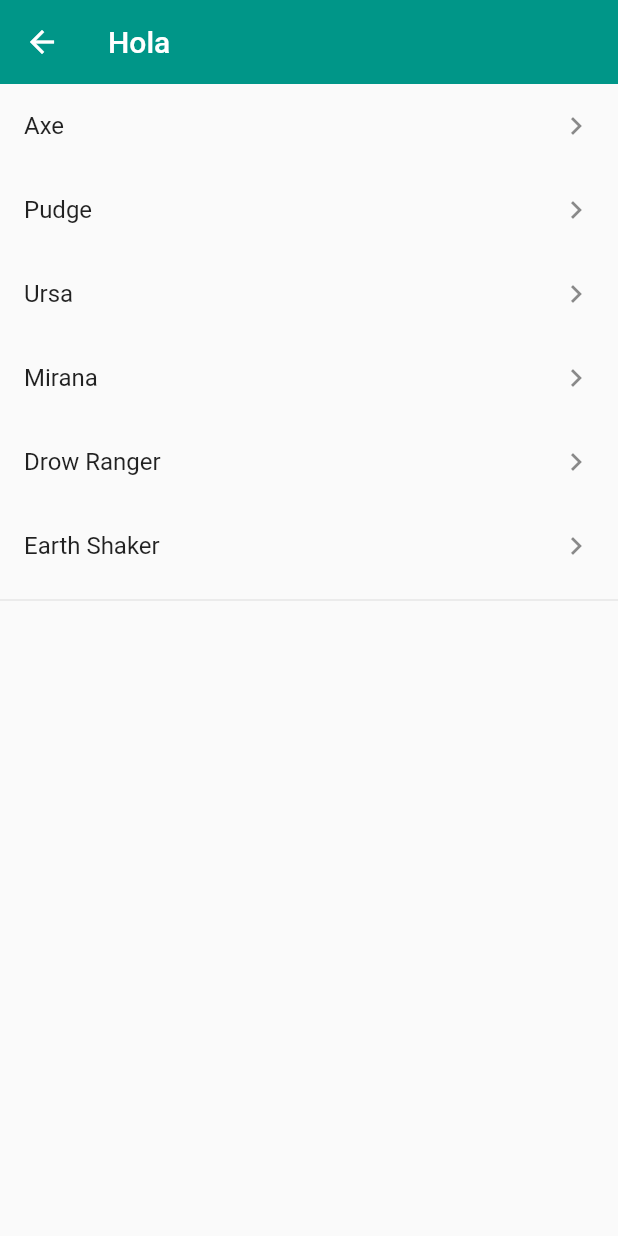
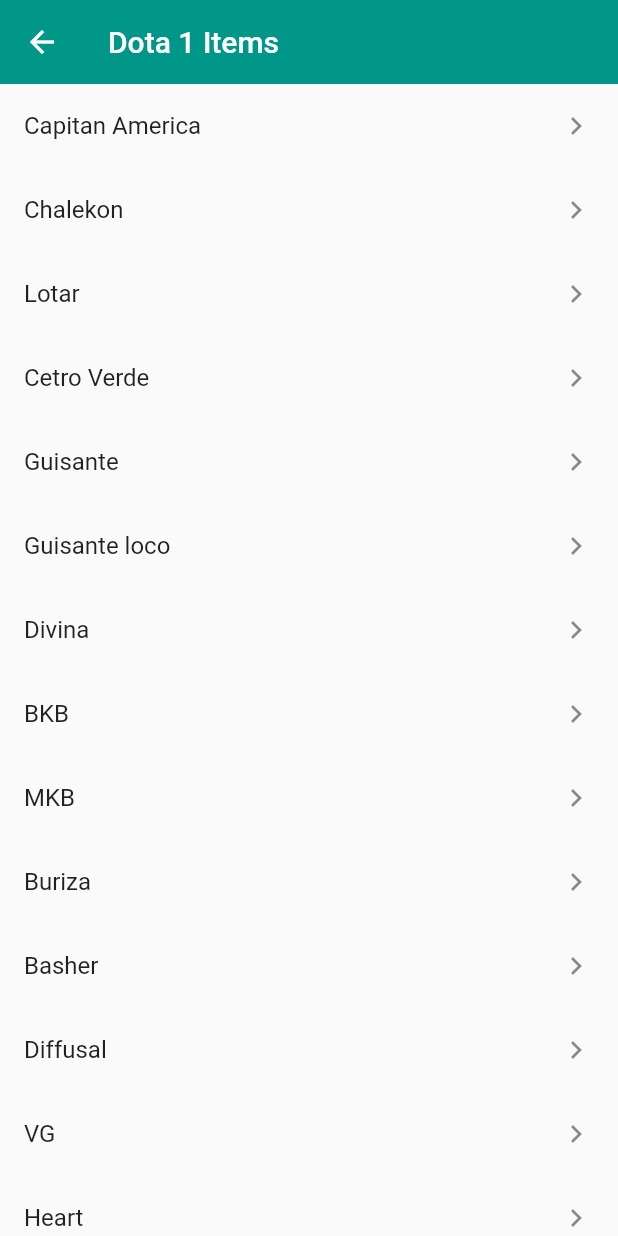
Before and after one commit to bastndev/Flutter-ListView-1, a Flutter app: the ListView1Screen screen opened by its route, on a phone screen of 412 x 824 dp. Run offline on Flutter 3.47's test engine with Material 2 defaults, Android fonts, the phone set to English and light mode, and no system bars.

Commit message:
Image Gif

```diff
--- a/lib/router/app_routers.dart
+++ b/lib/router/app_routers.dart
@@ -20,7 +20,7 @@ class AppRoutes {
         icon: Icons.filter_1),
     MenuOptions(
         route: 'ListView2',
-        name: 'ListView tipe 1',
+        name: 'ListView tipe 2',
         screen: const ListView2Screen(),
         icon: Icons.filter_2),
     MenuOptions(
@@ -38,6 +38,11 @@ class AppRoutes {
         name: 'Circle Avatar',
         screen: const AvatarScreen(),
         icon: Icons.supervised_user_circle_outlined),
+    MenuOptions(
+        route: 'Animated',
+        name: 'Animated Container',
+        screen: const AnimatedScreen(),
+        icon: Icons.play_circle_outline_rounded),
   ];
 
   static Map<String, Widget Function(BuildContext)> getAppRoutes() {
--- a/lib/screens/alert_screen.dart
+++ b/lib/screens/alert_screen.dart
@@ -21,7 +21,7 @@ class AlertScreen extends StatelessWidget {
               Text('This is message is, so bad close App please!'),
               SizedBox(height: 10),
               FlutterLogo(
-                size: 50,
+                size: 90,
               )
             ]),
             /*--- --- --- --- --- Butoons Colors IOS*/
--- a/lib/screens/home_screen.dart
+++ b/lib/screens/home_screen.dart
@@ -1,5 +1,4 @@
 import 'package:flutter/material.dart';
-import 'package:github_flutter_1/models/menu_option.dart';
 
 import 'package:github_flutter_1/router/app_routers.dart';
 import 'package:github_flutter_1/theme/app_theme.dart';
--- a/lib/screens/listview1_screen.dart
+++ b/lib/screens/listview1_screen.dart
@@ -2,7 +2,7 @@ import 'package:flutter/material.dart';
 
 class ListView1Screen extends StatelessWidget {
 
-  final options = const ['Axe','Pudge','Ursa','Mirana','Drow Ranger', 'Earth Shaker'];
+  final options = const ['Capitan America', 'Chalekon','Lotar', 'Cetro Verde',"Guisante", "Guisante loco", "Divina", "BKB", "MKB", "Buriza", "Basher", "Diffusal", "VG", "Heart", "Arcanes", "PT", "BOT", "Necro", "Manta", "AC", "Skadi", "Sata", "Aegis", "Gem", "Flying"];
 
   const ListView1Screen({Key? key}) : super(key: key);
 
@@ -10,7 +10,7 @@ class ListView1Screen extends StatelessWidget {
   Widget build(BuildContext context) {
     return  Scaffold(
       appBar:  AppBar
-      (title: const Text('Hola')),
+      (title: const Text('Dota 1 Items')),
       /* --- --- --- --- --- --- Body */
       body: ListView(
         children: [
--- a/lib/screens/listview2_screen.dart
+++ b/lib/screens/listview2_screen.dart
@@ -1,7 +1,7 @@
 import 'package:flutter/material.dart';
 
 class ListView2Screen extends StatelessWidget {
-  final options = const ['Axe','Pudge','Ursa','Mirana','Drow Ranger','Earth Shaker'];
+  final options = const ['Axe','Pudge','Ursa','Mirana','Drow Ranger','Earth Shaker',];
 
   const ListView2Screen({Key? key}) : super(key: key);
 
@@ -11,7 +11,7 @@ class ListView2Screen extends StatelessWidget {
         /* --- --- --- --- --- AppBar */
         appBar: AppBar(
           title: const Text(
-            'Hero Dota 2',
+            'Dota 2 Hero',
             style: TextStyle(fontSize: 27),
           ),
           // elevation: 0,
--- a/lib/screens/screens.dart
+++ b/lib/screens/screens.dart
@@ -1,4 +1,5 @@
 
+export 'package:github_flutter_1/screens/animated_screen.dart';
 export 'package:github_flutter_1/screens/avatar_screen.dart';
 export 'package:github_flutter_1/screens/alert_screen.dart';
 export 'package:github_flutter_1/screens/card_screen.dart';
--- a/lib/theme/app_theme.dart
+++ b/lib/theme/app_theme.dart
@@ -4,6 +4,7 @@ class AppTheme {
   // AppBar Color and ALL
   static const Color primary = Colors.teal;
 
+// --- --- --- --- --- LightMode - Color
   static final ThemeData lighTheme = ThemeData.light().copyWith(
 
       //primari color
@@ -34,18 +35,11 @@ class AppTheme {
             shape: const StadiumBorder(),
             elevation: 0,
           ),
-  )
-
+  ),
 
 );
 
-
-
-
-
-
-
-// Dark Moder - Color
+// --- --- --- --- --- Dark Mode - Color
   static final ThemeData darkTheme = ThemeData.dark().copyWith(
 
       //primari color
@@ -57,5 +51,6 @@ class AppTheme {
         color: primary,
         elevation: 0
     ),
+    scaffoldBackgroundColor: const Color(0xFF1b1c23)
   );
 }
```
Also changed, not shown: lib/screens/animated_screen.dart (added, +57 -0 lines).
